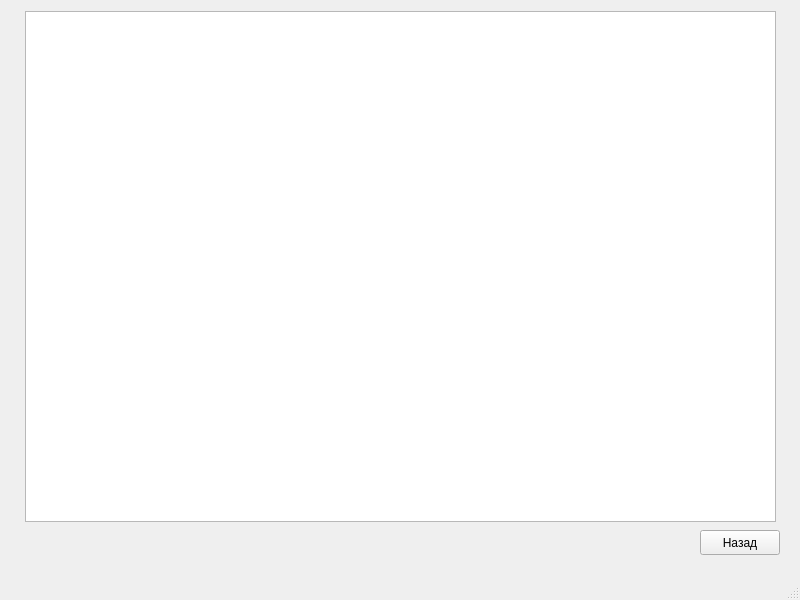
First picture: the form in ui/mainwindow.ui, repository vernolll/The-bank-s-application, before the edit.
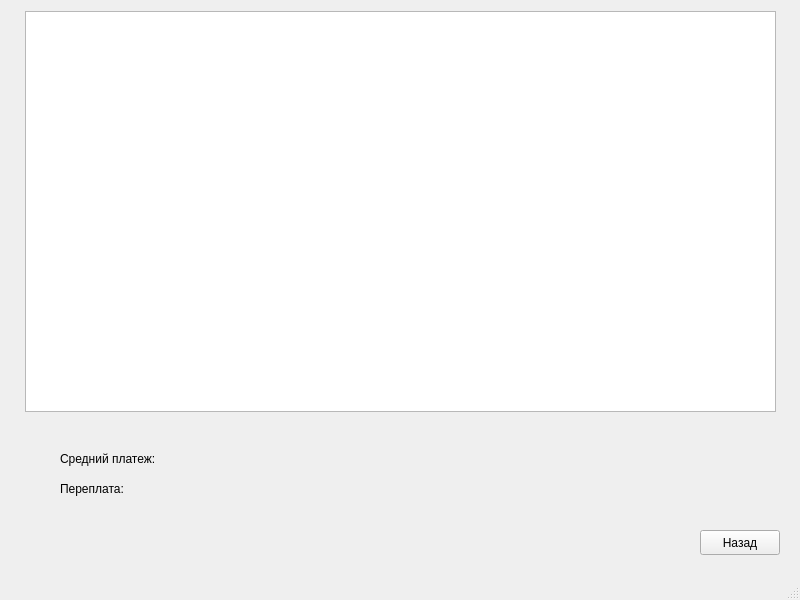
Second picture: the form after the edit. Custom widgets are drawn as their Qt base class.

```diff
--- a/ui/mainwindow.ui
+++ b/ui/mainwindow.ui
@@ -799,7 +799,7 @@
         <x>25</x>
         <y>11</y>
         <width>751</width>
-        <height>511</height>
+        <height>401</height>
        </rect>
       </property>
      </widget>
@@ -816,6 +816,58 @@
        <string>Назад</string>
       </property>
      </widget>
+     <widget class="QWidget" name="">
+      <property name="geometry">
+       <rect>
+        <x>60</x>
+        <y>450</y>
+        <width>275</width>
+        <height>18</height>
+       </rect>
+      </property>
+      <layout class="QHBoxLayout" name="horizontalLayout_10">
+       <item>
+        <widget class="QLabel" name="label_22">
+         <property name="text">
+          <string>Средний платеж:</string>
+         </property>
+        </widget>
+       </item>
+       <item>
+        <widget class="QLabel" name="label_average">
+         <property name="text">
+          <string>                                         </string>
+         </property>
+        </widget>
+       </item>
+      </layout>
+     </widget>
+     <widget class="QWidget" name="">
+      <property name="geometry">
+       <rect>
+        <x>60</x>
+        <y>480</y>
+        <width>276</width>
+        <height>18</height>
+       </rect>
+      </property>
+      <layout class="QHBoxLayout" name="horizontalLayout_11">
+       <item>
+        <widget class="QLabel" name="label_23">
+         <property name="text">
+          <string>Переплата:</string>
+         </property>
+        </widget>
+       </item>
+       <item>
+        <widget class="QLabel" name="label_overpayment">
+         <property name="text">
+          <string>                                                  </string>
+         </property>
+        </widget>
+       </item>
+      </layout>
+     </widget>
     </widget>
    </widget>
   </widget>
```
